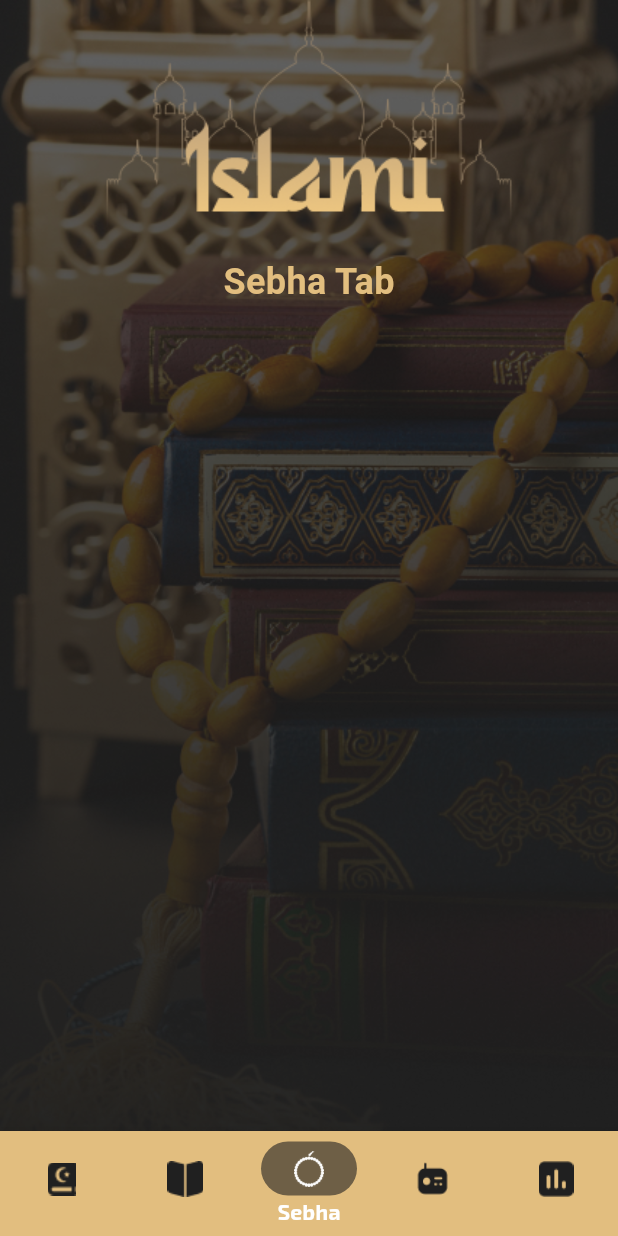
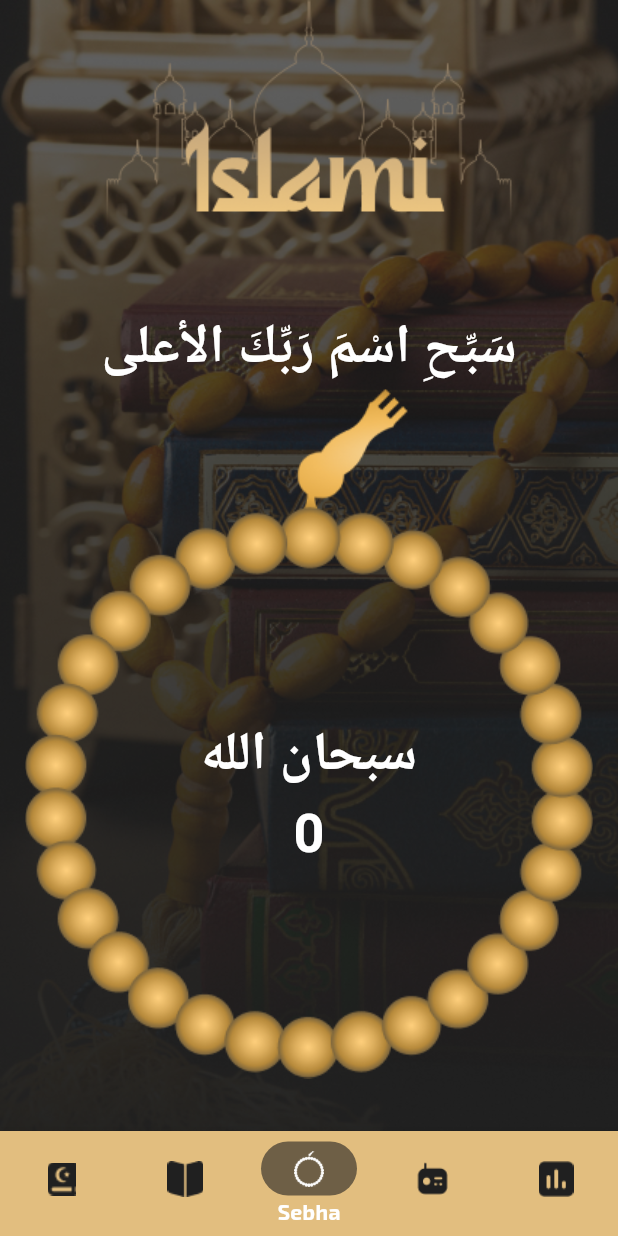
Before and after one commit to mohamedhamouda7897/isalmi_c13_friday, a Flutter app: the HomeScreen screen opened by its route, item 3 of the bottom bar chosen, on a phone screen of 412 x 824 dp. Run offline on Flutter 3.47's test engine with Material 3 defaults, Android fonts, the phone set to English and light mode, and no system bars; our stand-ins replace carousel_slider, google_fonts, introduction_screen, shared_preferences; accounts and stored records are empty.

Commit message:
sebha tab finished

```diff
--- a/lib/home/tabs/sebha_tab.dart
+++ b/lib/home/tabs/sebha_tab.dart
@@ -1,19 +1,82 @@
 import 'package:flutter/material.dart';
 import 'package:google_fonts/google_fonts.dart';
-import 'package:islami_c13_friday/my_theme_data.dart';
-class SebhaTab extends StatelessWidget {
+
+class SebhaTab extends StatefulWidget {
   const SebhaTab({super.key});
 
+  @override
+  State<SebhaTab> createState() => _SebhaTabState();
+}
+
+String text = 'سبحان الله';
+int counter = 0;
+
+class _SebhaTabState extends State<SebhaTab> {
   @override
   Widget build(BuildContext context) {
     return Center(
       child: Column(
+        mainAxisAlignment: MainAxisAlignment.center,
         children: [
-         Text('Sebha Tab',
-         style:GoogleFonts.aBeeZee(
-           color: MyThemeData.primaryColor,
-           fontSize: 24,
-         )
+          Text(
+            'سَبِّحِ اسْمَ رَبِّكَ الأعلى',
+            style: GoogleFonts.aBeeZee(
+              color: Colors.white,
+              fontSize: 36,
+              fontWeight: FontWeight.bold,
+            ),
+          ),
+          Stack(
+            alignment: Alignment.center,
+            children: [
+              const Image(
+                image: AssetImage(
+                  'assets/images/sebha.png',
+                ),
+              ),
+              GestureDetector(
+                onTap: () {
+                  if (counter < 100) {
+                    setState(() {
+                      counter++;
+                      if (counter >= 33 && counter < 67) {
+                        text = 'الحمد لله';
+                      } else if (counter >= 66) {
+                        text = 'الله اكبر';
+                      }
+                    });
+                  } else {
+                    setState(() {
+                      text = 'سبحان الله';
+                      counter = 0;
+                    });
+                  }
+                },
+                child: Padding(
+                  padding: const EdgeInsets.only(top: 80),
+                  child: Column(
+                    children: [
+                      Text(
+                        text,
+                        style: GoogleFonts.aBeeZee(
+                          color: Colors.white,
+                          fontSize: 36,
+                          fontWeight: FontWeight.bold,
+                        ),
+                      ),
+                      Text(
+                        '$counter',
+                        style: GoogleFonts.aBeeZee(
+                          color: Colors.white,
+                          fontSize: 36,
+                          fontWeight: FontWeight.bold,
+                        ),
+                      ),
+                    ],
+                  ),
+                ),
+              ),
+            ],
           ),
         ],
       ),
```
Lines whose indentation alone changed are shown as unchanged.
